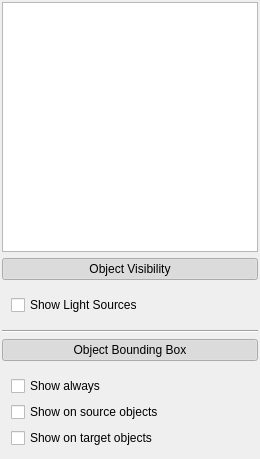
Old version of the form Plugin-Datacontrol/toolbox.ui in the repository ShenRen/OpenFlipper.
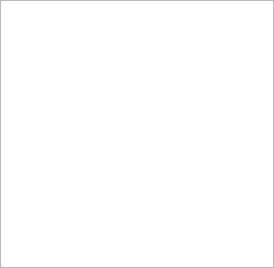
New version of the form. Custom widgets are drawn as their Qt base class.

Commit message: Plugin-Datacontrol: Using new customizable side pane area to display advanced settings button (and save some space).

Patch:
```diff
--- a/Plugin-Datacontrol/toolbox.ui
+++ b/Plugin-Datacontrol/toolbox.ui
@@ -2,12 +2,29 @@
 <ui version="4.0">
  <class>dctoolbox</class>
  <widget class="QWidget" name="dctoolbox">
+  <property name="geometry">
+   <rect>
+    <x>0</x>
+    <y>0</y>
+    <width>274</width>
+    <height>268</height>
+   </rect>
+  </property>
   <property name="windowTitle">
    <string>Form</string>
   </property>
   <layout class="QVBoxLayout" name="verticalLayout_3">
-   <property name="margin">
-    <number>2</number>
+   <property name="leftMargin">
+    <number>0</number>
+   </property>
+   <property name="topMargin">
+    <number>0</number>
+   </property>
+   <property name="rightMargin">
+    <number>0</number>
+   </property>
+   <property name="bottomMargin">
+    <number>0</number>
    </property>
    <item>
     <widget class="DataControlTreeView" name="treeView">
@@ -31,85 +48,6 @@
      </property>
     </widget>
    </item>
-   <item>
-    <widget class="QPushButton" name="visibleDataBtn">
-     <property name="text">
-      <string>Object Visibility</string>
-     </property>
-     <property name="checkable">
-      <bool>true</bool>
-     </property>
-     <property name="checked">
-      <bool>true</bool>
-     </property>
-     <property name="flat">
-      <bool>true</bool>
-     </property>
-    </widget>
-   </item>
-   <item>
-    <widget class="QWidget" name="visibleDataWidget" native="true">
-     <layout class="QVBoxLayout" name="verticalLayout">
-      <item>
-       <widget class="QCheckBox" name="lightSources">
-        <property name="text">
-         <string>Show Light Sources</string>
-        </property>
-       </widget>
-      </item>
-     </layout>
-    </widget>
-   </item>
-   <item>
-    <widget class="Line" name="line_2">
-     <property name="orientation">
-      <enum>Qt::Horizontal</enum>
-     </property>
-    </widget>
-   </item>
-   <item>
-    <widget class="QPushButton" name="boundingBoxBtn">
-     <property name="text">
-      <string>Object Bounding Box</string>
-     </property>
-     <property name="checkable">
-      <bool>true</bool>
-     </property>
-     <property name="checked">
-      <bool>true</bool>
-     </property>
-     <property name="flat">
-      <bool>true</bool>
-     </property>
-    </widget>
-   </item>
-   <item>
-    <widget class="QWidget" name="boundingBoxWidget" native="true">
-     <layout class="QVBoxLayout" name="verticalLayout_2">
-      <item>
-       <widget class="QCheckBox" name="notSelected">
-        <property name="text">
-         <string>Show always</string>
-        </property>
-       </widget>
-      </item>
-      <item>
-       <widget class="QCheckBox" name="sourceSelected">
-        <property name="text">
-         <string>Show on source objects</string>
-        </property>
-       </widget>
-      </item>
-      <item>
-       <widget class="QCheckBox" name="targetSelected">
-        <property name="text">
-         <string>Show on target objects</string>
-        </property>
-       </widget>
-      </item>
-     </layout>
-    </widget>
-   </item>
   </layout>
  </widget>
  <customwidgets>
```
Left out of the diff: 67 changed lines with no effect on the pictures. The commit also changes 2 other files.
